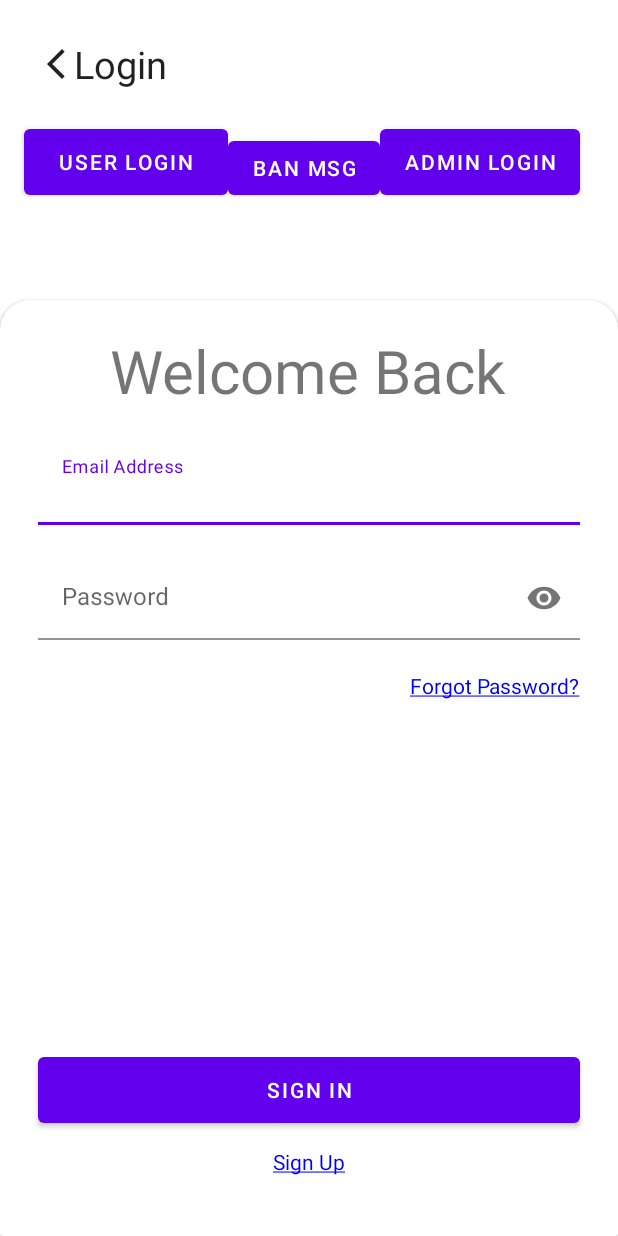
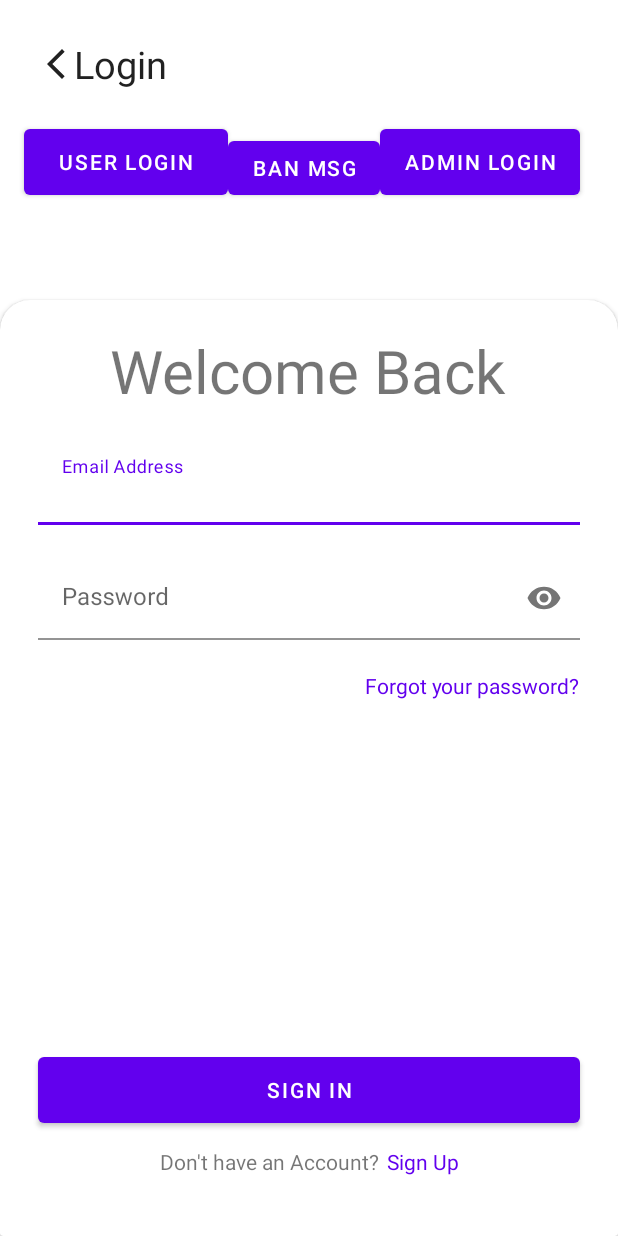
Before and after one commit to Inon-Sinn/Tradoid, an Android app: the Sign_In screen opened directly, with no data from a screen before it, on a phone screen of 412 x 824 dp. Run offline under Robolectric (Android 15) with nearby library versions, the phone set to English and light mode, and no system bars; our stand-ins replace Firebase (no records; nobody signed in at launch, a user with empty details on screens opened directly).

Commit message:
Login ReDesign: Clickable Text Views

```diff
--- a/app/src/main/java/com/example/tradoid/Sign_In.java
+++ b/app/src/main/java/com/example/tradoid/Sign_In.java
@@ -47,7 +47,6 @@ public class Sign_In extends AppCompatActivity {
         TextView tv_back_arrow = findViewById(R.id.sign_in_back_arrow);
         tv_back_arrow.setOnClickListener(v -> sendToActivity(login.class));
 
-
         // Connection to Stock Market TODO only temporary remove later
         Button to_Stock_Market_btn = findViewById(R.id.sign_in_To_stock_market);
         to_Stock_Market_btn.setOnClickListener(v -> sendToActivity(Stock_Market.class));
@@ -60,51 +59,13 @@ public class Sign_In extends AppCompatActivity {
         Button to_Ban_msg_btn = findViewById(R.id.sign_in_To_ban_msg);
         to_Ban_msg_btn.setOnClickListener(v -> sendToActivity(Ban_msg.class));
 
-        // Connecting to the Text View
-        TextView tv_sign_in = findViewById(R.id.tv_from_sign_in_to_sign_up);
+        // Making Text View "Sign Up" Clickable
+        TextView tv_sign_up = findViewById(R.id.tv_from_sign_in_to_sign_up);
+        tv_sign_up.setOnClickListener(v -> sendToActivity(Sign_Up.class));
+
+        // Making the Text View "Forgot your password?" Clickable
         TextView tv_forgot_pass = findViewById(R.id.tv_forgot_pass_sign_in);
-
-        // Making the Text View "Sign In" Clickable
-        String sing_in_text = "Sign Up";
-        SpannableString ss_sign_in = new SpannableString(sing_in_text);
-        ClickableSpan cs_sign_in = new ClickableSpan() {
-            @Override
-            public void onClick(@NonNull View widget) {
-                sendToActivity(Sign_Up.class);
-            }
-
-            @Override
-            public void updateDrawState(@NonNull TextPaint ds) {
-                super.updateDrawState(ds);
-                ds.setColor(Color.BLUE);
-            }
-        };
-        BackgroundColorSpan bcs = new BackgroundColorSpan(Color.WHITE);
-        ss_sign_in.setSpan(cs_sign_in,0,sing_in_text.length(), Spanned.SPAN_EXCLUSIVE_EXCLUSIVE);
-        ss_sign_in.setSpan(bcs,0,sing_in_text.length(), Spanned.SPAN_EXCLUSIVE_EXCLUSIVE); // Bacground stays white when clicked
-        tv_sign_in.setText(ss_sign_in);
-        tv_sign_in.setMovementMethod(LinkMovementMethod.getInstance());
-
-        // Making the Text View "Forgotten Password?" Clickable
-        String forgot_text = "Forgot Password?";
-        SpannableString ss_forgot_pass = new SpannableString(forgot_text);
-        ClickableSpan cs_forgot_pass = new ClickableSpan() {
-            @Override
-            public void onClick(@NonNull View widget) {
-//                Toast.makeText(getApplicationContext(),"Not Implemented",Toast.LENGTH_SHORT).show();
-
-            }
-
-            @Override
-            public void updateDrawState(@NonNull TextPaint ds) {
-                super.updateDrawState(ds);
-                ds.setColor(Color.BLUE);
-            }
-        };
-        ss_forgot_pass.setSpan(cs_forgot_pass,0,forgot_text.length(), Spanned.SPAN_EXCLUSIVE_EXCLUSIVE);
-        ss_forgot_pass.setSpan(bcs,0,forgot_text.length(), Spanned.SPAN_EXCLUSIVE_EXCLUSIVE); // Bacground stays white when clicked
-        tv_forgot_pass.setText(ss_forgot_pass);
-        tv_forgot_pass.setMovementMethod(LinkMovementMethod.getInstance());
+        tv_forgot_pass.setOnClickListener(v -> Toast.makeText(getApplicationContext(),"Not Implemented",Toast.LENGTH_SHORT).show());
 
         // TextInputLayouts
         TextInputLayout email_layout = findViewById(R.id.textInputLayout_email_sign_in);
--- a/app/src/main/res/layout/activity_sign_in.xml
+++ b/app/src/main/res/layout/activity_sign_in.xml
@@ -79,10 +79,13 @@
                 android:layout_width="wrap_content"
                 android:layout_height="wrap_content"
                 android:layout_marginBottom="40dp"
-                android:text="Sign Up"
+                android:text="@string/sign_up"
+                android:theme="@style/clickable_tv_color"
+                android:textSize="@dimen/login_tv_text_size"
                 app:layout_constraintBottom_toBottomOf="parent"
                 app:layout_constraintEnd_toEndOf="parent"
-                app:layout_constraintStart_toStartOf="parent" />
+                app:layout_constraintHorizontal_bias="0.5"
+                app:layout_constraintStart_toEndOf="@+id/textView16" />
 
             <Button
                 android:id="@+id/btn_sign_in"
@@ -91,7 +94,7 @@
                 android:layout_marginStart="25dp"
                 android:layout_marginEnd="25dp"
                 android:layout_marginBottom="10dp"
-                android:text="Sign In"
+                android:text="@string/sign_in"
                 app:layout_constraintBottom_toTopOf="@+id/tv_from_sign_in_to_sign_up"
                 app:layout_constraintEnd_toEndOf="parent"
                 app:layout_constraintStart_toStartOf="parent" />
@@ -100,7 +103,9 @@
                 android:id="@+id/tv_forgot_pass_sign_in"
                 android:layout_width="wrap_content"
                 android:layout_height="wrap_content"
-                android:text="Forgot Password?"
+                android:text="@string/forgot_pass"
+                android:theme="@style/clickable_tv_color"
+                android:textSize="@dimen/login_tv_text_size"
                 app:layout_constraintEnd_toEndOf="@+id/textInputLayout_password_sign_in"
                 app:layout_constraintTop_toBottomOf="@+id/textInputLayout_password_sign_in" />
 
@@ -126,6 +131,20 @@
                 app:layout_constraintHorizontal_bias="0.496"
                 app:layout_constraintStart_toStartOf="parent"
                 app:layout_constraintTop_toTopOf="parent" />
+
+            <TextView
+                android:id="@+id/textView16"
+                android:layout_width="wrap_content"
+                android:layout_height="wrap_content"
+                android:layout_marginEnd="5dp"
+                android:layout_marginBottom="40dp"
+                android:text="@string/dont_have_an_account"
+                android:textSize="@dimen/login_tv_text_size"
+                app:layout_constraintBottom_toBottomOf="parent"
+                app:layout_constraintEnd_toStartOf="@+id/tv_from_sign_in_to_sign_up"
+                app:layout_constraintHorizontal_bias="0.5"
+                app:layout_constraintHorizontal_chainStyle="packed"
+                app:layout_constraintStart_toStartOf="parent" />
         </androidx.constraintlayout.widget.ConstraintLayout>
     </androidx.cardview.widget.CardView>
 
--- a/app/src/main/res/values-night/themes.xml
+++ b/app/src/main/res/values-night/themes.xml
@@ -9,12 +9,19 @@
         <item name="colorSecondary">@color/teal_200</item>
         <item name="colorSecondaryVariant">@color/teal_200</item>
         <item name="colorOnSecondary">@color/black</item>
+
+
+        <!-- _____My Own Creation_____ -->
+
         <!-- Status bar color. -->
         <item name="android:statusBarColor">@color/black</item>
-        <!-- Customize your theme here. -->
-
         <!-- Card Background Color -->
         <item name="cardBackgroundColor">@color/card_background_dark</item>
     </style>
 
+    <!-- _____My Own Creation_____ -->
+    <style name="clickable_tv_color" parent="Theme.Tradoid">
+        <item name="android:textColor">?attr/colorPrimary</item>
+    </style>
+
 </resources>
--- a/app/src/main/res/values/colors.xml
+++ b/app/src/main/res/values/colors.xml
@@ -10,7 +10,6 @@
     <color name="money_green">#118C4F</color>
     <color name="gray">#808080</color>
     <color name="red">#FF0000</color>
-    <color name="test">#000000</color>
 
     <!-- Card Background Colors -->
     <color name="card_background_light">@color/white</color>
--- a/app/src/main/res/values/dimensions.xml
+++ b/app/src/main/res/values/dimensions.xml
@@ -12,4 +12,7 @@
     <dimen name="card_top_margin_behind">220dp</dimen> <!-- radius + top_margin-->
     <dimen name="card_title_size">40sp</dimen>
 
+    <!-- Login String -->
+    <dimen name="login_tv_text_size">14sp</dimen>
+
 </resources>
--- a/app/src/main/res/values/strings.xml
+++ b/app/src/main/res/values/strings.xml
@@ -5,6 +5,13 @@
     <string name="login">Login</string>
     <string name="sign_in">Sign In</string>
     <string name="sign_up">Sign Up</string>
+
+    // Sign In Class
+    <string name="forgot_pass">Forgot your password?</string>
+    <string name="dont_have_an_account">Don\'t have an Account?</string>
+
+    // Sign Up Class
+    <string name="have_an_account">Aldready have an Account?</string>
 
     // Menu Item names
     <string name="stock_market">Stock Market</string>
--- a/app/src/main/res/values/themes.xml
+++ b/app/src/main/res/values/themes.xml
@@ -10,19 +10,22 @@
         <item name="colorSecondaryVariant">@color/teal_700</item>
         <item name="colorOnSecondary">@color/black</item>
 
+        <!-- _____My Own Creation_____ -->
+
         <!-- Status bar color. -->
         <item name="android:statusBarColor">@color/white</item>
-        <!-- Navigation bar color does not work somehow. -->
-        <item name="android:navigationBarColor">@color/white</item>
         <!-- Makes your Status Bar icons change to gray - needed for white status bar. -->
         <item name="android:windowLightStatusBar" tools:targetApi="23">true</item>
-
-        <!-- _____My Own Creation_____ -->
-
         <!-- Card Background Color -->
         <item name="cardBackgroundColor">@color/card_background_light</item>
+    </style>
 
+    <!-- _____My Own Creation_____ -->
+    <style name="clickable_tv_color" parent="Theme.Tradoid">
+        <item name="android:textColor">?attr/colorPrimary</item>
     </style>
+
+
 
     <style name="AppTheme.Toolbar" parent="Theme.Tradoid">
         <!--This line changes the color of text in Toolbar-->
```
Also changed, not shown: app/src/main/java/com/example/tradoid/Sign_Up.java (+2 -22 lines), app/src/main/res/layout/activity_sign_up.xml (+20 -3 lines).
